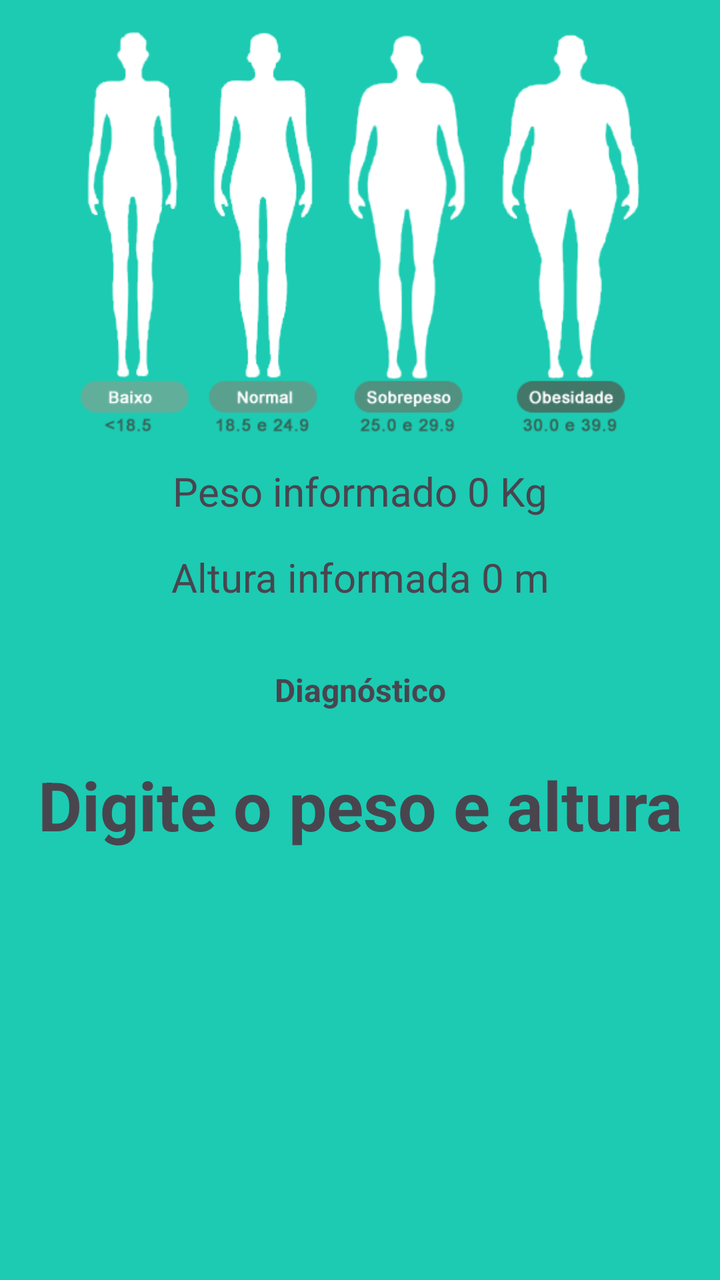
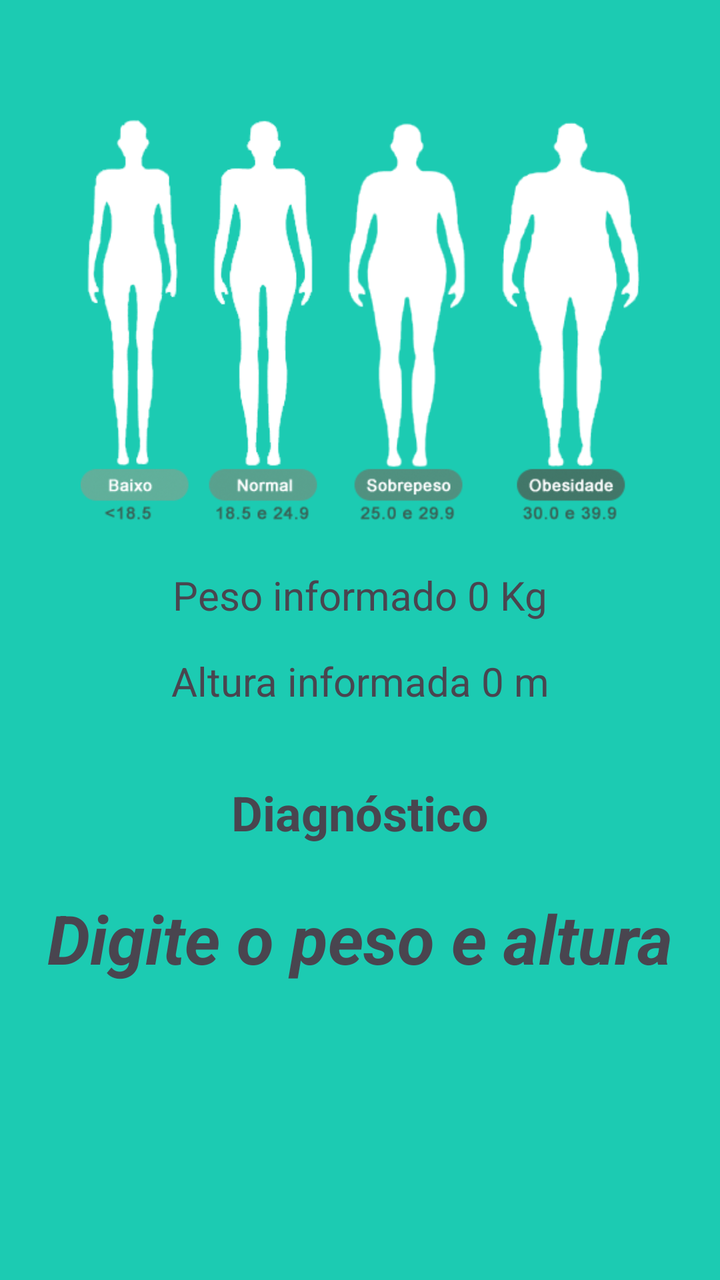

Screens rendered from an Android XML layout before and after an edit, with the pre-edit source and the edit as a unified diff.
<!-- AndroidManifest.xml: application theme Theme.CalculadorIMC -->
<!-- res/layout/activity_resultado.xml -->
<?xml version="1.0" encoding="utf-8"?>
<androidx.constraintlayout.widget.ConstraintLayout xmlns:android="http://schemas.android.com/apk/res/android"
    xmlns:app="http://schemas.android.com/apk/res-auto"
    xmlns:tools="http://schemas.android.com/tools"
    android:id="@+id/main"
    android:layout_width="match_parent"
    android:layout_height="match_parent"
    tools:context=".ResultadoActivity">

    <ImageView
        android:id="@+id/imageView2"
        android:layout_width="0dp"
        android:layout_height="200dp"
        android:layout_marginStart="16dp"
        android:layout_marginTop="16dp"
        android:layout_marginEnd="16dp"
        app:layout_constraintEnd_toEndOf="parent"
        app:layout_constraintHorizontal_bias="0.5"
        app:layout_constraintStart_toStartOf="parent"
        app:layout_constraintTop_toTopOf="parent"
        app:srcCompat="@drawable/resultado" />

    <TextView
        android:id="@+id/text_peso"
        android:layout_width="wrap_content"
        android:layout_height="wrap_content"
        android:layout_marginTop="16dp"
        android:text="Peso informado 0 Kg"
        android:textSize="20sp"
        app:layout_constraintEnd_toEndOf="parent"
        app:layout_constraintHorizontal_bias="0.5"
        app:layout_constraintStart_toStartOf="parent"
        app:layout_constraintTop_toBottomOf="@+id/imageView2" />

    <TextView
        android:id="@+id/text_altura"
        android:layout_width="wrap_content"
        android:layout_height="wrap_content"
        android:layout_marginTop="16dp"
        android:text="Altura informada 0 m"
        android:textSize="20sp"
        app:layout_constraintEnd_toEndOf="parent"
        app:layout_constraintHorizontal_bias="0.5"
        app:layout_constraintStart_toStartOf="parent"
        app:layout_constraintTop_toBottomOf="@+id/text_peso" />

    <TextView
        android:id="@+id/text_diagnostico"
        android:layout_width="wrap_content"
        android:layout_height="wrap_content"
        android:layout_marginTop="32dp"
        android:text="Diagnóstico"
        android:textSize="16sp"
        android:textStyle="bold"
        app:layout_constraintEnd_toEndOf="parent"
        app:layout_constraintHorizontal_bias="0.5"
        app:layout_constraintStart_toStartOf="parent"
        app:layout_constraintTop_toBottomOf="@+id/text_altura" />

    <TextView
        android:id="@+id/text_resultado"
        android:layout_width="0dp"
        android:layout_height="wrap_content"
        android:layout_marginStart="16dp"
        android:layout_marginTop="24dp"
        android:layout_marginEnd="16dp"
        android:text="Digite o peso e altura"
        android:textAlignment="center"
        android:textStyle="bold"
        android:textSize="34sp"
        app:layout_constraintEnd_toEndOf="parent"
        app:layout_constraintHorizontal_bias="0.5"
        app:layout_constraintStart_toStartOf="parent"
        app:layout_constraintTop_toBottomOf="@+id/text_diagnostico" />
</androidx.constraintlayout.widget.ConstraintLayout>
<!-- resources referenced by this layout -->
<resources>
  <!-- drawable resultado: png bitmap (drawable, 36143 bytes) -->
  <style name="Theme.CalculadorIMC" parent="Base.Theme.CalculadorIMC" />
  <style name="Base.Theme.CalculadorIMC" parent="Theme.Material3.DayNight.NoActionBar">
          
          <item name="colorPrimary">@color/primaria</item>
          <item name="colorPrimaryVariant">@color/primaria_variacao</item>
          <item name="colorOnPrimary">@color/white</item>
          <item name="android:windowBackground">@color/fundo</item>
  
      </style>
  <color name="primaria">#128b7a</color>
  <color name="primaria_variacao">#006153</color>
  <color name="white">#FFFFFFFF</color>
  <color name="fundo">#1ccbb2</color>
</resources>

<!-- the commit's change to res/layout/activity_resultado.xml (unified diff, before → after) -->
@@ -12,7 +12,7 @@
         android:layout_width="0dp"
         android:layout_height="200dp"
         android:layout_marginStart="16dp"
-        android:layout_marginTop="16dp"
+        android:layout_marginTop="60dp"
         android:layout_marginEnd="16dp"
         app:layout_constraintEnd_toEndOf="parent"
         app:layout_constraintHorizontal_bias="0.5"
@@ -24,7 +24,7 @@
         android:id="@+id/text_peso"
         android:layout_width="wrap_content"
         android:layout_height="wrap_content"
-        android:layout_marginTop="16dp"
+        android:layout_marginTop="24dp"
         android:text="Peso informado 0 Kg"
         android:textSize="20sp"
         app:layout_constraintEnd_toEndOf="parent"
@@ -48,9 +48,9 @@
         android:id="@+id/text_diagnostico"
         android:layout_width="wrap_content"
         android:layout_height="wrap_content"
-        android:layout_marginTop="32dp"
+        android:layout_marginTop="36dp"
         android:text="Diagnóstico"
-        android:textSize="16sp"
+        android:textSize="24sp"
         android:textStyle="bold"
         app:layout_constraintEnd_toEndOf="parent"
         app:layout_constraintHorizontal_bias="0.5"
@@ -66,8 +66,8 @@
         android:layout_marginEnd="16dp"
         android:text="Digite o peso e altura"
         android:textAlignment="center"
-        android:textStyle="bold"
         android:textSize="34sp"
+        android:textStyle="bold|italic"
         app:layout_constraintEnd_toEndOf="parent"
         app:layout_constraintHorizontal_bias="0.5"
         app:layout_constraintStart_toStartOf="parent"
